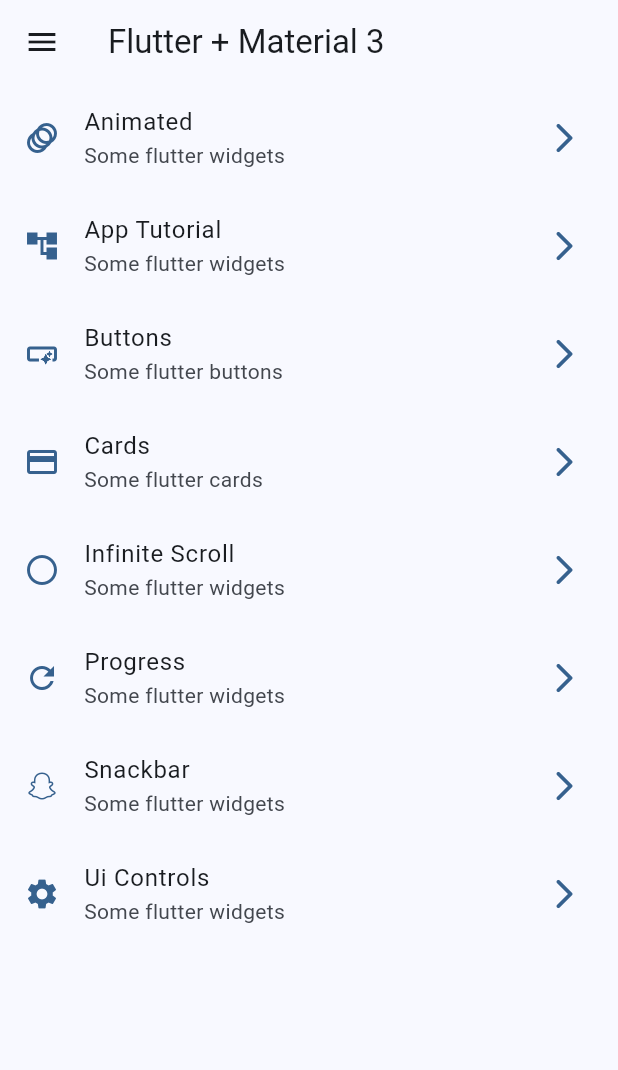
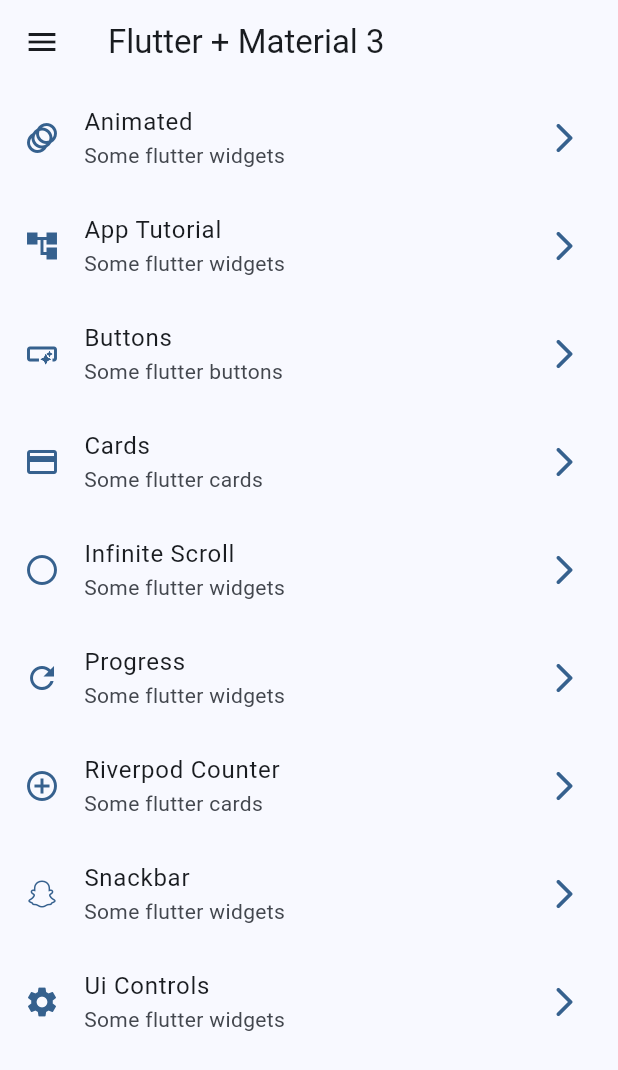
Before and after one commit to matiasbaez/flutter-widgets, a Flutter app: the screen it shows after launch, on a phone screen of 412 x 824 dp. Shown: the top 1070 px of the screen. Run offline on Flutter 3.47's test engine with Material 3 defaults, Android fonts, the phone set to English and light mode, and no system bars; our stand-ins replace animate_do, flutter_riverpod, go_router.

Commit message:
Added counter screen and implement riverpod

```diff
--- a/lib/config/menu/menu_items.dart
+++ b/lib/config/menu/menu_items.dart
@@ -24,6 +24,7 @@ const appMenuItems = <MenuItem>[
   MenuItem(title: 'Cards', subtitle: 'Some flutter cards', link: '/cards', icon: Icons.credit_card),
   MenuItem(title: 'Infinite Scroll', subtitle: 'Some flutter widgets', link: '/infinite', icon: Icons.circle_outlined),
   MenuItem(title: 'Progress', subtitle: 'Some flutter widgets', link: '/progress', icon: Icons.refresh),
+  MenuItem(title: 'Riverpod Counter', subtitle: 'Some flutter cards', link: '/counter', icon: Icons.add_circle_outline),
   MenuItem(title: 'Snackbar', subtitle: 'Some flutter widgets', link: '/snackbar', icon: Icons.snapchat),
   MenuItem(title: 'Ui Controls', subtitle: 'Some flutter widgets', link: '/uicontrols', icon: Icons.settings),
 ];
--- a/lib/config/router/app_router.dart
+++ b/lib/config/router/app_router.dart
@@ -39,6 +39,12 @@ final GoRouter appRouter = GoRouter(
         ),
 
         GoRoute(
+          path: 'counter',
+          name: CounterScreen.name,
+          builder: (BuildContext context, GoRouterState state) => const CounterScreen(),
+        ),
+
+        GoRoute(
           path: 'infinite',
           name: InfiniteScrollScreen.name,
           builder: (BuildContext context, GoRouterState state) => const InfiniteScrollScreen(),
--- a/lib/main.dart
+++ b/lib/main.dart
@@ -1,10 +1,11 @@
 import 'package:flutter/material.dart';
+import 'package:flutter_riverpod/flutter_riverpod.dart';
 
 import 'package:widgets_app/config/config.dart';
 import 'package:widgets_app/config/router/app_router.dart';
 
 void main() {
-  runApp(const MainApp());
+  runApp(const ProviderScope(child: MainApp()));
 }
 
 class MainApp extends StatelessWidget {
--- /dev/null
+++ b/lib/presentation/providers/counter_provider.dart
@@ -0,0 +1,4 @@
+
+import 'package:flutter_riverpod/flutter_riverpod.dart';
+
+final counterProvider = StateProvider<int>((ref) => 0);
--- /dev/null
+++ b/lib/presentation/providers/providers.dart
@@ -0,0 +1,3 @@
+
+export 'package:widgets_app/presentation/providers/counter_provider.dart';
+export 'package:widgets_app/presentation/providers/theme_provider.dart';
--- /dev/null
+++ b/lib/presentation/providers/theme_provider.dart
@@ -0,0 +1,4 @@
+
+import 'package:flutter_riverpod/flutter_riverpod.dart';
+
+final isDarkModeProvider = StateProvider<bool>((ref) => false);
--- a/lib/presentation/screens/screens.dart
+++ b/lib/presentation/screens/screens.dart
@@ -3,6 +3,7 @@ export 'package:widgets_app/presentation/screens/animated/animated_screen.dart';
 export 'package:widgets_app/presentation/screens/app_tutorial/app_tutorial_screen.dart';
 export 'package:widgets_app/presentation/screens/buttons/buttons_screen.dart';
 export 'package:widgets_app/presentation/screens/cards/cards_screen.dart';
+export 'package:widgets_app/presentation/screens/counter/counter.dart';
 export 'package:widgets_app/presentation/screens/home/home_screen.dart';
 export 'package:widgets_app/presentation/screens/infinite_scroll/infinite_scroll_screen.dart';
 export 'package:widgets_app/presentation/screens/progress/progress_screen.dart';
--- a/pubspec.yaml
+++ b/pubspec.yaml
@@ -1,15 +1,16 @@
 name: widgets_app
 description: "A new Flutter project."
-publish_to: 'none'
+publish_to: "none"
 version: 0.1.0
 
 environment:
-  sdk: '>=3.2.0 <4.0.0'
+  sdk: ">=3.2.0 <4.0.0"
 
 dependencies:
   animate_do: ^3.1.2
   flutter:
     sdk: flutter
+  flutter_riverpod: ^2.4.8
   go_router: ^12.1.1
 
 dev_dependencies:
```
Also changed, not shown: lib/presentation/screens/counter/counter.dart (added, +47 -0 lines), pubspec.lock.
